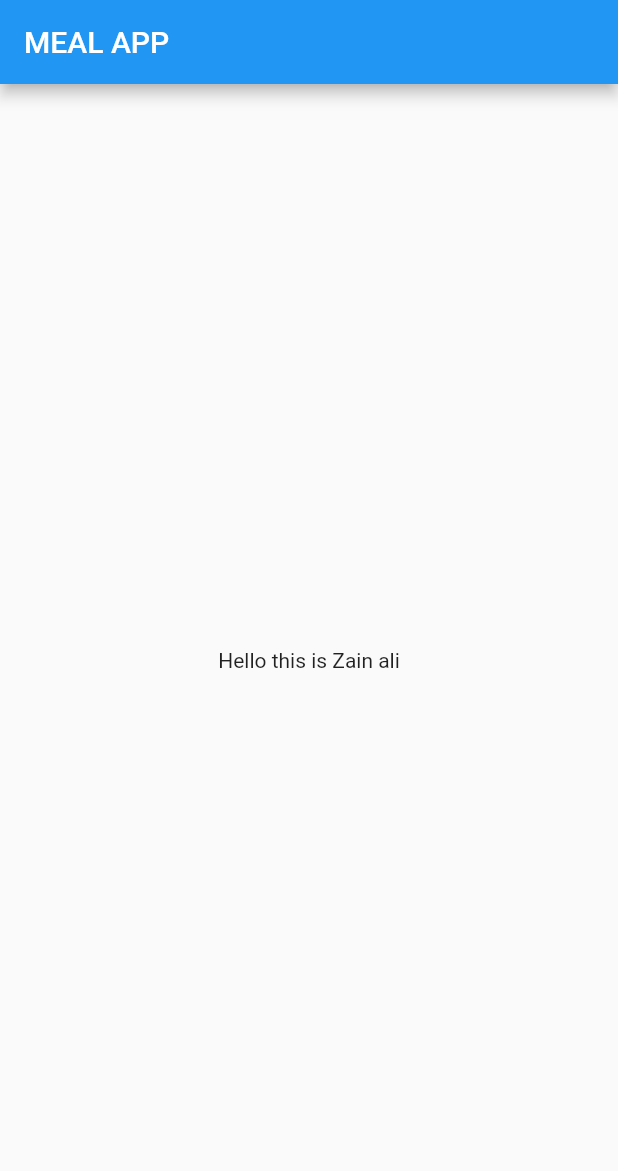
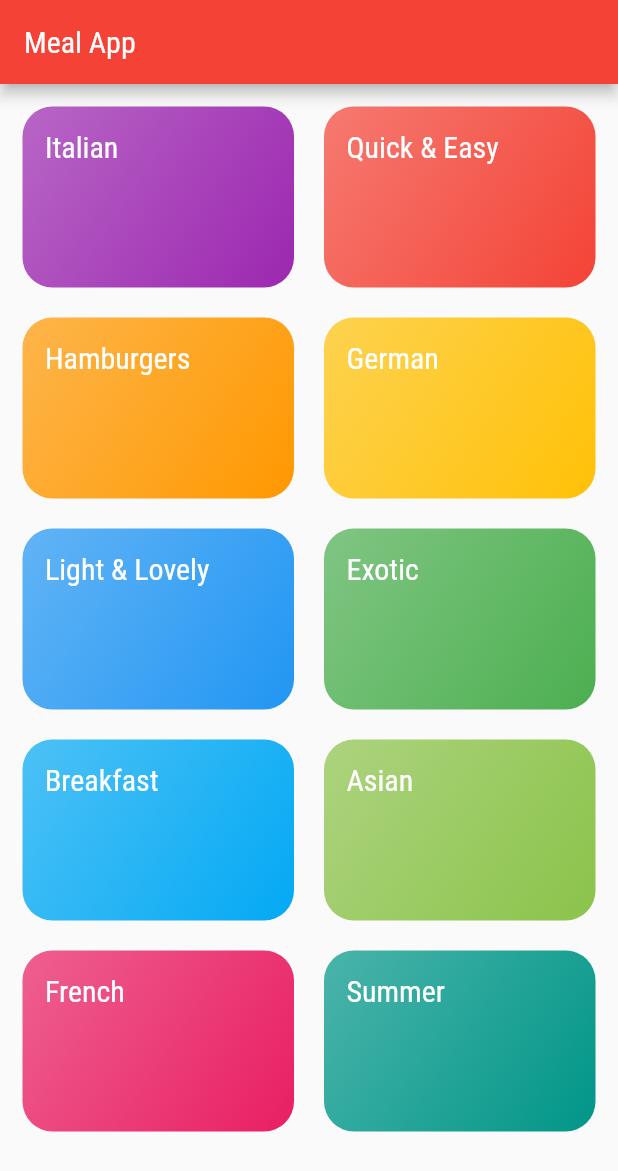
Before and after one commit to mrZAIN-ALI/meal_app, a Flutter app: the screen it shows after launch, on a phone screen of 412 x 824 dp. Shown: the top 1171 px of the screen. Run offline on Flutter 3.47's test engine with Material 2 defaults, Android fonts, the phone set to English and light mode, and no system bars; Roboto replaces fonts that are missing (RobotoCondensed).

Commit message:
navigation of first page done with details passed

```diff
--- /dev/null
+++ b/lib/categories_Screen.dart
@@ -0,0 +1,29 @@
+import 'package:flutter/material.dart';
+import 'package:meal_app/categoryItem.dart';
+
+import 'dummy_Data.dart';
+
+class CategoriesScreen extends StatelessWidget {
+  const CategoriesScreen({super.key});
+
+  @override
+  Widget build(BuildContext context) {
+    return  Scaffold(
+      appBar: AppBar(
+        title: const Text("Meal App"),
+      ),
+      body: GridView(
+        children: DUMMY_CATEGORIES
+            .map((catData) => CategoryItem(catItemDetials: catData),
+            ).toList() ,
+        gridDelegate: const SliverGridDelegateWithMaxCrossAxisExtent(
+          maxCrossAxisExtent: 200,
+          childAspectRatio: 3 / 2,
+          crossAxisSpacing: 20,
+          mainAxisSpacing: 20,
+        ),
+        padding: const EdgeInsets.all(15),
+      ),
+    );
+  }
+}
--- /dev/null
+++ b/lib/categoryItem.dart
@@ -0,0 +1,41 @@
+import 'package:flutter/material.dart';
+import 'category_Meal_Screen.dart';
+
+import 'dummy_Data.dart';
+
+class CategoryItem extends StatelessWidget {
+
+  final catItemDetials;
+
+  const CategoryItem({this.catItemDetials});
+  void loadCategoryMEalPage(BuildContext ctx)
+  {
+    Navigator.of(ctx).push(MaterialPageRoute(builder:(_) {
+          return Category_Meal_Screen(catItemDetials);
+    }, ),);
+  }
+  @override
+  Widget build(BuildContext context) {
+    return InkWell(
+      splashColor: Theme.of(context).colorScheme.secondary,
+      borderRadius: BorderRadius.circular(20),
+
+      child: Container(
+        child: Text(catItemDetials.title),
+
+        padding: const  EdgeInsets.all(15),
+        decoration: BoxDecoration(
+          gradient: LinearGradient(colors: [catItemDetials.color.withOpacity(0.7),catItemDetials.color],
+
+          begin: Alignment.topLeft,
+          end: Alignment.bottomRight,
+
+          ),
+          borderRadius: BorderRadius.circular(20),
+        ),
+      ),
+
+      onTap: ()=> loadCategoryMEalPage(context),
+    );
+  }
+}
--- /dev/null
+++ b/lib/category_Meal_Screen.dart
@@ -0,0 +1,24 @@
+import 'package:flutter/material.dart';
+
+class Category_Meal_Screen extends StatelessWidget {
+  // const Category_Meal_Screen({super.key});
+  final categoryItemDetails;
+
+  Category_Meal_Screen(this.categoryItemDetails);
+
+  @override
+  Widget build(BuildContext context) {
+    return Scaffold(
+      appBar: AppBar(
+        title: Text(categoryItemDetails.title),
+      ),
+      body: Center(
+        child:
+        Container(child: Text("Hello"),
+          // color: Theme.of(context).colorScheme.primary,
+          color:categoryItemDetails.color,
+        ),
+      ),
+    );
+  }
+}
--- /dev/null
+++ b/lib/dummy_Data.dart
@@ -0,0 +1,56 @@
+import 'package:flutter/material.dart';
+
+import 'models/categories.dart';
+
+ const  DUMMY_CATEGORIES =  const [
+  Category(
+    id: 'c1',
+    title: 'Italian',
+    color: Colors.purple,
+  ),
+  Category(
+    id: 'c2',
+    title: 'Quick & Easy',
+    color: Colors.red,
+  ),
+  Category(
+    id: 'c3',
+    title: 'Hamburgers',
+    color: Colors.orange,
+  ),
+  Category(
+    id: 'c4',
+    title: 'German',
+    color: Colors.amber,
+  ),
+  Category(
+    id: 'c5',
+    title: 'Light & Lovely',
+    color: Colors.blue,
+  ),
+  Category(
+    id: 'c6',
+    title: 'Exotic',
+    color: Colors.green,
+  ),
+  Category(
+    id: 'c7',
+    title: 'Breakfast',
+    color: Colors.lightBlue,
+  ),
+  Category(
+    id: 'c8',
+    title: 'Asian',
+    color: Colors.lightGreen,
+  ),
+  Category(
+    id: 'c9',
+    title: 'French',
+    color: Colors.pink,
+  ),
+  Category(
+    id: 'c10',
+    title: 'Summer',
+    color: Colors.teal,
+  ),
+];
--- a/lib/main.dart
+++ b/lib/main.dart
@@ -1,31 +1,65 @@
 import 'package:flutter/material.dart';
 
+import 'categories_Screen.dart';
+
 void main() {
-  runApp(const mealApp());
+  runApp( mealApp());
 }
 
 class mealApp extends StatelessWidget {
-  const mealApp({super.key});
+
+
 
   // This widget is the root of your application.
   @override
   Widget build(BuildContext context) {
+
+
     return MaterialApp(
       title: 'Flutter Demo',
+
       theme: ThemeData(
-        primarySwatch: Colors.blue,
+        // colorScheme: ColorScheme.fromSeed(seedColor: Colors.black,
+        // primary: Colors.red),
+        // primarySwatch: Colors.red,
+        // colorScheme: Colors.black, //accentColor
+        // canvasColor: Colors.red,
+
+        colorScheme:ColorScheme(
+            primary: Colors.red,
+
+            secondary: Colors.black,
+
+            surface: Colors.white,
+            background: Colors.grey,
+            error: Colors.red,
+            onPrimary: Colors.white,
+            onSecondary: Colors.white,
+            onSurface: Colors.black,
+            onBackground: Colors.black,
+            onError: Colors.white,
+            brightness: Brightness.light,
+        ),
+        fontFamily: 'Raleway',
+        textTheme: TextTheme(
+          displayLarge: TextStyle(
+            fontSize: 20,
+            color: Colors.white,
+            fontFamily: 'RobotoCondensed',
+
+          ),
+           bodyMedium: TextStyle(
+            fontSize: 20,
+            color:Colors.white,
+            fontFamily: 'RobotoCondensed',
+          ),
+          titleLarge: TextStyle(
+            fontSize: 20,
+            fontFamily: 'RobotoCondensed',
+          )
+        ),
       ),
-      home: Scaffold(
-      appBar: AppBar(
-        title: Text("MEAL APP"),
-      ),
-
-      body: Center(
-        child:
-       Text("Hello this is Zain ali") ,
-      ),
-
-    ),
+      home: CategoriesScreen(),
     );
   }
 }
--- /dev/null
+++ b/lib/models/categories.dart
@@ -0,0 +1,13 @@
+import 'package:flutter/material.dart';
+
+class Category{
+  final String id;
+  final String title;
+  final Color color;
+
+  const Category({
+    required this.id,
+    required this.title,
+    this.color = Colors.red,
+  });
+}
```
Also changed, not shown: pubspec.yaml (+16 -7 lines), assests/fonts/Raleway-Black.ttf (added), assests/fonts/Raleway-Bold.ttf (added), assests/fonts/Raleway-Regular.ttf (added), assests/fonts/RobotoCondensed-Bold.ttf (added), assests/fonts/RobotoCondensed-Italic.ttf (added), assests/fonts/RobotoCondensed-Light.ttf (added), assests/fonts/RobotoCondensed-Regular.ttf (added), 1 other file.
